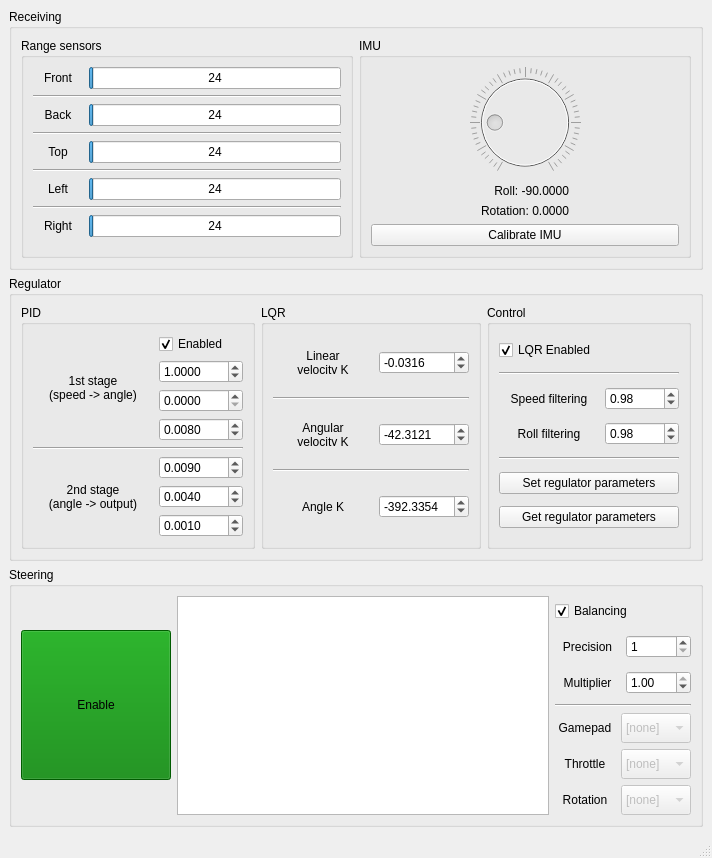
First picture: the form in src/rys_remote/src/UI/Layouts/RysRemoteMainWindowLayout.ui, repository GroupOfRobots/MiniRysV4ROS2, before the edit.
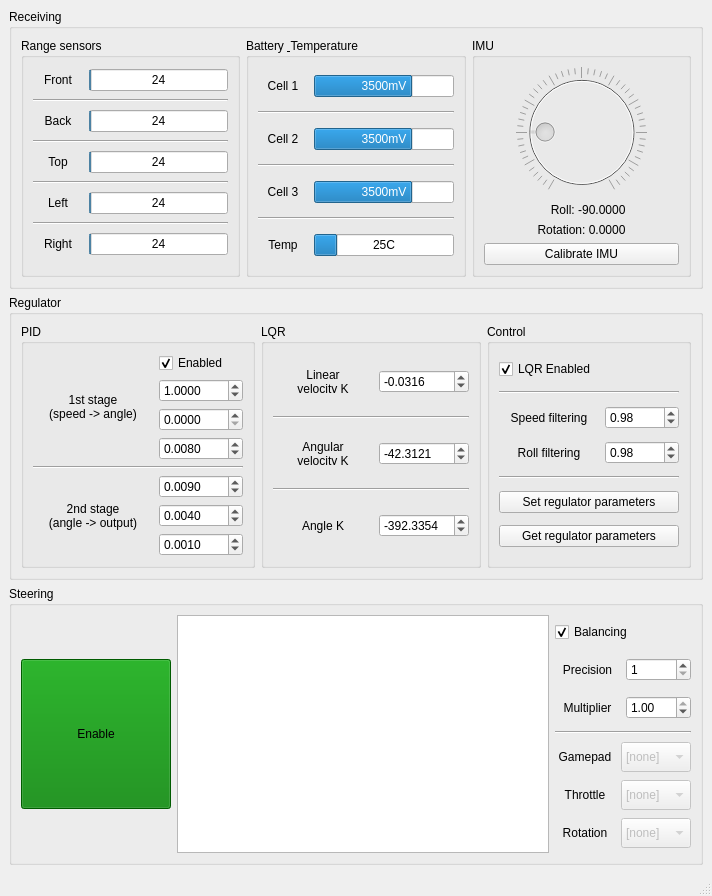
Second picture: the form after the edit.

Commit message: rys_remote: * added displaying battery cell voltages * added displaying temperature readings * fixed displaying max value for range sensors

Patch:
```diff
--- a/src/rys_remote/src/UI/Layouts/RysRemoteMainWindowLayout.ui
+++ b/src/rys_remote/src/UI/Layouts/RysRemoteMainWindowLayout.ui
@@ -7,7 +7,7 @@
     <x>0</x>
     <y>0</y>
     <width>712</width>
-    <height>858</height>
+    <height>896</height>
    </rect>
   </property>
   <property name="windowTitle">
@@ -328,6 +328,252 @@
          </layout>
         </widget>
        </item>
+       <item>
+        <widget class="QGroupBox" name="batterySensorsGroupBox">
+         <property name="title">
+          <string>Battery &amp; Temperature</string>
+         </property>
+         <layout class="QVBoxLayout" name="verticalLayout_4">
+          <item>
+           <layout class="QHBoxLayout" name="horizontalLayout_13">
+            <item>
+             <widget class="QLabel" name="cell1Label">
+              <property name="sizePolicy">
+               <sizepolicy hsizetype="Fixed" vsizetype="Preferred">
+                <horstretch>0</horstretch>
+                <verstretch>0</verstretch>
+               </sizepolicy>
+              </property>
+              <property name="minimumSize">
+               <size>
+                <width>50</width>
+                <height>20</height>
+               </size>
+              </property>
+              <property name="text">
+               <string>Cell 1</string>
+              </property>
+              <property name="alignment">
+               <set>Qt::AlignCenter</set>
+              </property>
+             </widget>
+            </item>
+            <item>
+             <widget class="QProgressBar" name="cell1Bar">
+              <property name="sizePolicy">
+               <sizepolicy hsizetype="Expanding" vsizetype="Fixed">
+                <horstretch>0</horstretch>
+                <verstretch>0</verstretch>
+               </sizepolicy>
+              </property>
+              <property name="minimumSize">
+               <size>
+                <width>100</width>
+                <height>0</height>
+               </size>
+              </property>
+              <property name="maximum">
+               <number>5000</number>
+              </property>
+              <property name="value">
+               <number>3500</number>
+              </property>
+              <property name="invertedAppearance">
+               <bool>false</bool>
+              </property>
+              <property name="format">
+               <string>%vmV</string>
+              </property>
+             </widget>
+            </item>
+           </layout>
+          </item>
+          <item>
+           <widget class="Line" name="line_10">
+            <property name="orientation">
+             <enum>Qt::Horizontal</enum>
+            </property>
+           </widget>
+          </item>
+          <item>
+           <layout class="QHBoxLayout" name="horizontalLayout_14">
+            <item>
+             <widget class="QLabel" name="cell2Label">
+              <property name="sizePolicy">
+               <sizepolicy hsizetype="Fixed" vsizetype="Preferred">
+                <horstretch>0</horstretch>
+                <verstretch>0</verstretch>
+               </sizepolicy>
+              </property>
+              <property name="minimumSize">
+               <size>
+                <width>50</width>
+                <height>20</height>
+               </size>
+              </property>
+              <property name="text">
+               <string>Cell 2</string>
+              </property>
+              <property name="alignment">
+               <set>Qt::AlignCenter</set>
+              </property>
+             </widget>
+            </item>
+            <item>
+             <widget class="QProgressBar" name="cell2Bar">
+              <property name="sizePolicy">
+               <sizepolicy hsizetype="Expanding" vsizetype="Fixed">
+                <horstretch>0</horstretch>
+                <verstretch>0</verstretch>
+               </sizepolicy>
+              </property>
+              <property name="minimumSize">
+               <size>
+                <width>100</width>
+                <height>0</height>
+               </size>
+              </property>
+              <property name="maximum">
+               <number>5000</number>
+              </property>
+              <property name="value">
+               <number>3500</number>
+              </property>
+              <property name="invertedAppearance">
+               <bool>false</bool>
+              </property>
+              <property name="format">
+               <string>%vmV</string>
+              </property>
+             </widget>
+            </item>
+           </layout>
+          </item>
+          <item>
+           <widget class="Line" name="line_11">
+            <property name="orientation">
+             <enum>Qt::Horizontal</enum>
+            </property>
+           </widget>
+          </item>
+          <item>
+           <layout class="QHBoxLayout" name="horizontalLayout_15">
+            <item>
+             <widget class="QLabel" name="cell3Label">
+              <property name="sizePolicy">
+               <sizepolicy hsizetype="Fixed" vsizetype="Preferred">
+                <horstretch>0</horstretch>
+                <verstretch>0</verstretch>
+               </sizepolicy>
+              </property>
+              <property name="minimumSize">
+               <size>
+                <width>50</width>
+                <height>20</height>
+               </size>
+              </property>
+              <property name="text">
+               <string>Cell 3</string>
+              </property>
+              <property name="alignment">
+               <set>Qt::AlignCenter</set>
+              </property>
+             </widget>
+            </item>
+            <item>
+             <widget class="QProgressBar" name="cell3Bar">
+              <property name="sizePolicy">
+               <sizepolicy hsizetype="Expanding" vsizetype="Fixed">
+                <horstretch>0</horstretch>
+                <verstretch>0</verstretch>
+               </sizepolicy>
+              </property>
+              <property name="minimumSize">
+               <size>
+                <width>100</width>
+                <height>0</height>
+               </size>
+              </property>
+              <property name="maximum">
+               <number>5000</number>
+              </property>
+              <property name="value">
+               <number>3500</number>
+              </property>
+              <property name="invertedAppearance">
+               <bool>false</bool>
+              </property>
+              <property name="format">
+               <string>%vmV</string>
+              </property>
+             </widget>
+            </item>
+           </layout>
+          </item>
+          <item>
+           <widget class="Line" name="line_13">
+            <property name="orientation">
+             <enum>Qt::Horizontal</enum>
+            </property>
+           </widget>
+          </item>
+          <item>
+           <layout class="QHBoxLayout" name="horizontalLayout_16">
+            <item>
+             <widget class="QLabel" name="temperatureLabel">
+              <property name="sizePolicy">
+               <sizepolicy hsizetype="Fixed" vsizetype="Preferred">
+                <horstretch>0</horstretch>
+                <verstretch>0</verstretch>
+               </sizepolicy>
+              </property>
+              <property name="minimumSize">
+               <size>
+                <width>50</width>
+                <height>20</height>
+               </size>
+              </property>
+              <property name="text">
+               <string>Temp</string>
+              </property>
+              <property name="alignment">
+               <set>Qt::AlignCenter</set>
+              </property>
+             </widget>
+            </item>
+            <item>
+             <widget class="QProgressBar" name="temperatureBar">
+              <property name="sizePolicy">
+               <sizepolicy hsizetype="Expanding" vsizetype="Fixed">
+                <horstretch>0</horstretch>
+                <verstretch>0</verstretch>
+               </sizepolicy>
+              </property>
+              <property name="minimumSize">
+               <size>
+                <width>100</width>
+                <height>0</height>
+               </size>
+              </property>
+              <property name="maximum">
+               <number>150</number>
+              </property>
+              <property name="value">
+               <number>25</number>
+              </property>
+              <property name="invertedAppearance">
+               <bool>false</bool>
+              </property>
+              <property name="format">
+               <string>%vC</string>
+              </property>
+             </widget>
+            </item>
+           </layout>
+          </item>
+         </layout>
+        </widget>
+       </item>
        <item>
         <widget class="QGroupBox" name="imuGroupBox">
          <property name="title">
```
The commit also changes 4 other files.
